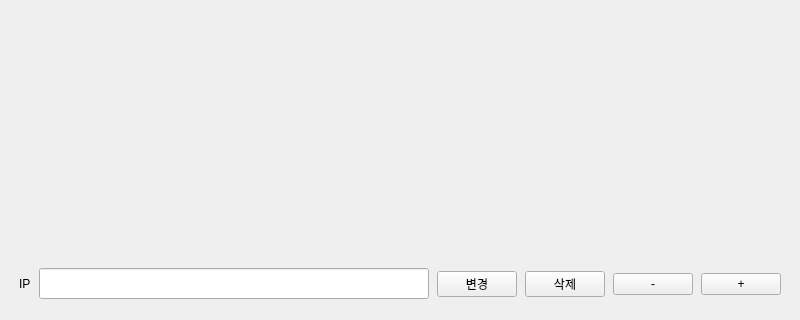
Above: ui/mainwidget.ui from Jhnn22/RPI_mini_VMS_server before the change; both pictures show x 0 to 800 and y 180 to 500 of the 800 by 500 pixel window. Below: the same form after it.
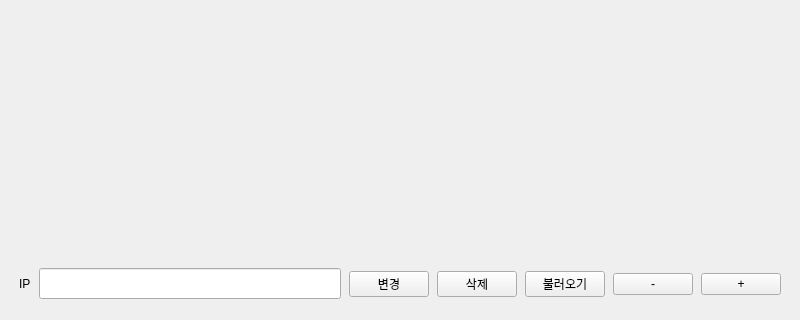
That is the form after the change.

Patch:
```diff
--- a/ui/mainwidget.ui
+++ b/ui/mainwidget.ui
@@ -65,7 +65,7 @@
        <height>50</height>
       </size>
      </property>
-     <layout class="QHBoxLayout" name="horizontalLayout" stretch="0,1,0,0,0,0">
+     <layout class="QHBoxLayout" name="horizontalLayout" stretch="0,1,0,0,0,0,0">
       <property name="spacing">
        <number>8</number>
       </property>
@@ -119,6 +119,13 @@
         </property>
        </widget>
       </item>
+      <item>
+       <widget class="QPushButton" name="load_pushButton">
+        <property name="text">
+         <string>불러오기</string>
+        </property>
+       </widget>
+      </item>
       <item>
        <widget class="QPushButton" name="zoom_out_pushButton">
         <property name="text">
```
